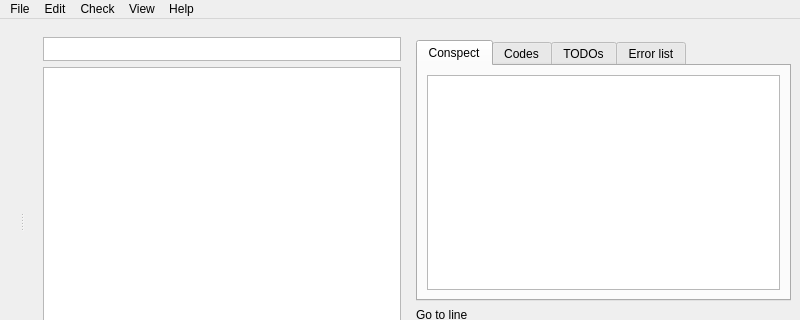
Before: the Qt Designer form ui/mainwindow.ui in baziorek/STC_editor, drawn with Qt 5; both pictures show x 0 to 800 and y 0 to 320 of the 800 by 488 pixel window.
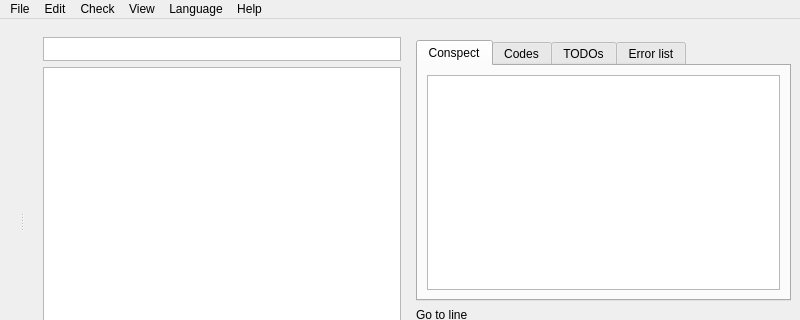
After: the same form once the commit is applied. Icons and pictures are not drawn. Custom widgets are drawn as their Qt base class.

```diff
--- a/ui/mainwindow.ui
+++ b/ui/mainwindow.ui
@@ -252,10 +252,18 @@
     <addaction name="actionStc_Preview_account_at_Cpp0x_pl_required"/>
     <addaction name="actionStop_watch_uptime_and_working_time"/>
    </widget>
+   <widget class="QMenu" name="menuLanguage">
+    <property name="title">
+     <string>Language</string>
+    </property>
+    <addaction name="actionEnglish"/>
+    <addaction name="actionPolish"/>
+   </widget>
    <addaction name="menuFile"/>
    <addaction name="menuEdit"/>
    <addaction name="menuCheck"/>
    <addaction name="menuView"/>
+   <addaction name="menuLanguage"/>
    <addaction name="menuHelp"/>
   </widget>
   <widget class="QStatusBar" name="statusbar"/>
```
Left out of the diff: 28 changed lines with no effect on the pictures.
